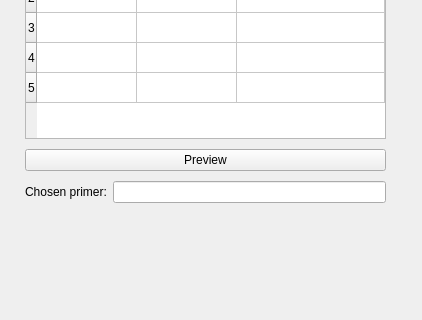
Before: the Qt Designer form form.ui in miskiewiczm/dna_bits, drawn with Qt 5; both pictures show x 0 to 422 and y 238 to 558 of the 422 by 715 pixel window.
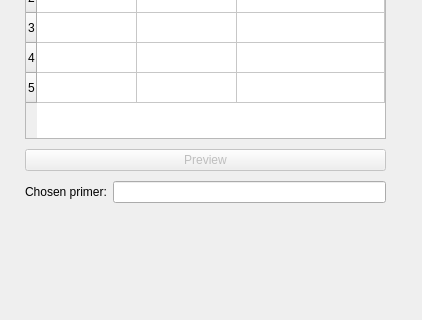
After: the same form once the commit is applied. The open tabs and pages were chosen to show the change.

Commit message: Make CSV preview enabled only when file chosen

Patch:
```diff
--- a/form.ui
+++ b/form.ui
@@ -778,6 +778,9 @@
        </item>
        <item row="2" column="0" colspan="2">
         <widget class="QPushButton" name="selector_preview_button">
+         <property name="enabled">
+          <bool>false</bool>
+         </property>
          <property name="text">
           <string>Preview</string>
          </property>
```
The commit also changes 2 other files.
